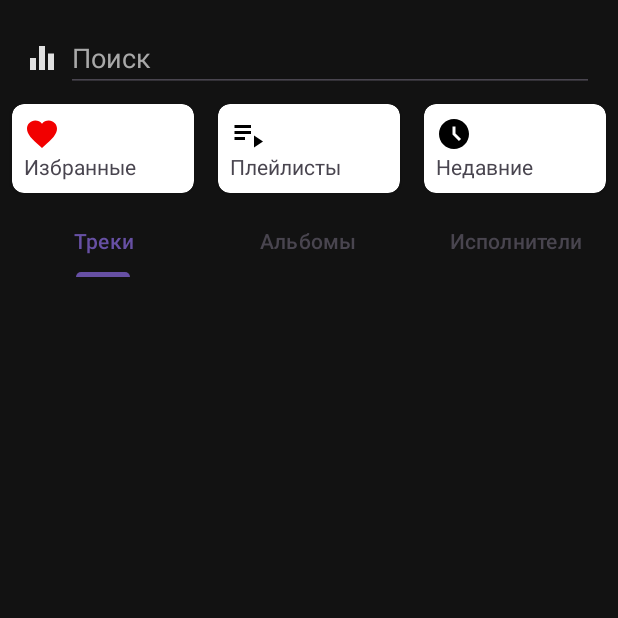
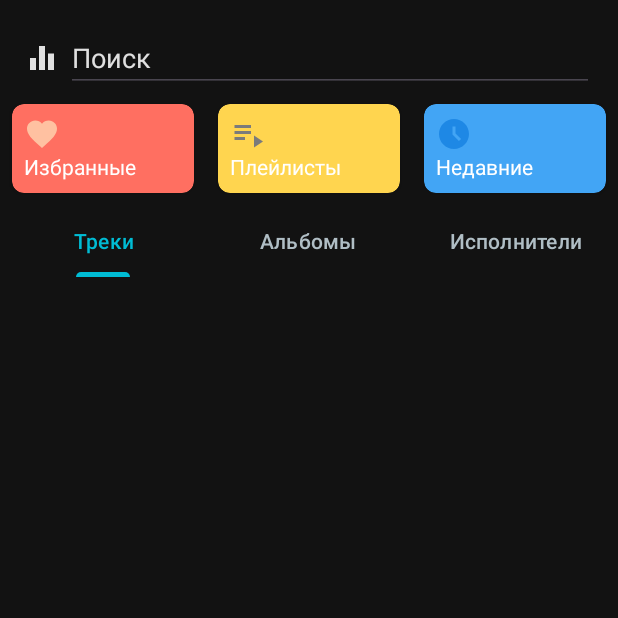
Before and after one commit to S0s0Combain/RhythmWave, an Android app: the screen it shows after launch (MainActivity), on a phone screen of 412 x 824 dp, the top half of it. Run offline under Robolectric (Android 15) with nearby library versions, the phone set to English and light mode, and no system bars; 4 statements that could not run were skipped.

Commit message:
Изменен дизайн главной активности приложения, элементов треков, цвета приложения

```diff
--- a/app/src/main/java/com/example/rhythmwave/EqualizerView.kt
+++ b/app/src/main/java/com/example/rhythmwave/EqualizerView.kt
@@ -12,7 +12,7 @@ import kotlin.random.Random
 
 class EqualizerView(context: Context, attrs: AttributeSet? = null) : View(context, attrs) {
     private val paint = Paint().apply {
-        color = ContextCompat.getColor(context, R.color.neon_purple)
+        color = ContextCompat.getColor(context, R.color.accent_color_blue)
         strokeWidth = 10f
     }
 
--- a/app/src/main/java/com/example/rhythmwave/MainActivity.kt
+++ b/app/src/main/java/com/example/rhythmwave/MainActivity.kt
@@ -17,6 +17,7 @@ import androidx.activity.enableEdgeToEdge
 import androidx.appcompat.app.AppCompatActivity
 import androidx.cardview.widget.CardView
 import androidx.constraintlayout.widget.ConstraintLayout
+import androidx.core.content.ContextCompat
 import androidx.core.view.ViewCompat
 import androidx.core.view.WindowInsetsCompat
 import androidx.fragment.app.Fragment
@@ -52,7 +53,7 @@ class MainActivity : AppCompatActivity(), IOnBackPressed, TrackControlCallback {
             v.setPadding(systemBars.left, systemBars.top, systemBars.right, systemBars.bottom)
             insets
         }
-
+        window.navigationBarColor = ContextCompat.getColor(this, R.color.primary_background)
         val tabLayout: TabLayout = findViewById(R.id.tabLayout)
         val viewPager: ViewPager2 = findViewById(R.id.viewPager)
         searchEditText = findViewById(R.id.searchEditText)
--- a/app/src/main/java/com/example/rhythmwave/MusicService.kt
+++ b/app/src/main/java/com/example/rhythmwave/MusicService.kt
@@ -28,6 +28,7 @@ class MusicService : Service() {
     private var currentTrackIndex: Int = 0
     private var trackControlCallback: TrackControlCallback? = null
     private lateinit var equalizer: Equalizer
+    private lateinit var trackAdapter: TrackAdapter
 
     private val binder = MusicServiceBinder()
 
@@ -115,7 +116,12 @@ class MusicService : Service() {
             AppDatabase.getDatabase(applicationContext).recentTrackDao()
                 .deleteOldRecords(sevenDaysAgo)
         }
+        trackAdapter.updateCurrentTrack(track)
         notifyPlaybackStateChanged(true)
+    }
+
+    fun setTrackAdapter(trackAdapter: TrackAdapter){
+        this.trackAdapter = trackAdapter
     }
 
     fun pauseTrack() {
--- a/app/src/main/java/com/example/rhythmwave/TrackListFragment.kt
+++ b/app/src/main/java/com/example/rhythmwave/TrackListFragment.kt
@@ -162,6 +162,7 @@ class TrackListFragment : Fragment(), TrackControlCallback {
             onShareClick = { track -> TrackUtils.shareTrack(requireContext(), track, requireContext().contentResolver) },
             onDeleteTrack = { track -> deleteTrack(track) }
         )
+        musicService?.setTrackAdapter(trackAdapter)
         tracksList.layoutManager = LinearLayoutManager(context)
         tracksList.adapter = trackAdapter
         trackAdapter.updateTracks(tracks)
--- a/app/src/main/res/drawable/track_control_background.xml
+++ b/app/src/main/res/drawable/track_control_background.xml
@@ -1,7 +1,7 @@
 <?xml version="1.0" encoding="utf-8"?>
 <shape xmlns:android="http://schemas.android.com/apk/res/android">
-    <gradient android:startColor="#1E1E1E"
-        android:endColor="#2E2E2E"
-        android:angle="270" />
+    <gradient android:startColor="@color/secondary_background"
+        android:endColor="@color/light_gray"
+        android:angle="270"/>
     <corners android:radius="16dp"/>
 </shape>
--- a/app/src/main/res/layout/activity_main.xml
+++ b/app/src/main/res/layout/activity_main.xml
@@ -5,7 +5,7 @@
     android:id="@+id/main"
     android:layout_width="match_parent"
     android:layout_height="match_parent"
-    android:background="@color/dark_background"
+    android:background="@color/primary_background"
     tools:context=".MainActivity">
 
     <LinearLayout
@@ -37,7 +37,7 @@
             android:focusable="false"
             android:hint="@string/search"
             android:textColor="@color/light_gray"
-            android:textColorHint="@color/gray" />
+            android:textColorHint="@color/light_gray" />
     </LinearLayout>
 
     <LinearLayout
@@ -53,6 +53,7 @@
             android:layout_height="wrap_content"
             android:layout_margin="8dp"
             android:layout_weight="1"
+            app:cardBackgroundColor="#FF6F61"
             app:cardCornerRadius="8dp">
 
             <LinearLayout
@@ -64,12 +65,14 @@
                 <ImageView
                     android:layout_width="wrap_content"
                     android:layout_height="wrap_content"
-                    android:src="@drawable/ic_favorite"/>
+                    android:src="@drawable/ic_favorite"
+                    app:tint="#FFC1A1"/>
 
                 <TextView
                     android:layout_width="wrap_content"
                     android:layout_height="wrap_content"
-                    android:text="Избранные" />
+                    android:text="Избранные"
+                    android:textColor="@color/white"/>
             </LinearLayout>
         </androidx.cardview.widget.CardView>
 
@@ -79,7 +82,8 @@
             android:layout_height="wrap_content"
             android:layout_margin="8dp"
             android:layout_weight="1"
-            app:cardCornerRadius="8dp">
+            app:cardCornerRadius="8dp"
+            app:cardBackgroundColor="#FFD54F">
 
             <LinearLayout
                 android:layout_width="wrap_content"
@@ -90,12 +94,14 @@
                 <ImageView
                     android:layout_width="wrap_content"
                     android:layout_height="wrap_content"
-                    android:src="@drawable/ic_playlist"/>
+                    android:src="@drawable/ic_playlist"
+                    app:tint="#7B7B7B"/>
 
                 <TextView
                     android:layout_width="wrap_content"
                     android:layout_height="wrap_content"
-                    android:text="Плейлисты" />
+                    android:text="Плейлисты"
+                    android:textColor="@color/white"/>
             </LinearLayout>
         </androidx.cardview.widget.CardView>
 
@@ -105,7 +111,8 @@
             android:layout_height="wrap_content"
             android:layout_margin="8dp"
             android:layout_weight="1"
-            app:cardCornerRadius="8dp">
+            app:cardCornerRadius="8dp"
+            app:cardBackgroundColor="#42A5F5">
 
             <LinearLayout
                 android:layout_width="wrap_content"
@@ -116,12 +123,14 @@
                 <ImageView
                     android:layout_width="wrap_content"
                     android:layout_height="wrap_content"
-                    android:src="@drawable/ic_recent"/>
+                    android:src="@drawable/ic_recent"
+                    app:tint="#1E88E5"/>
 
                 <TextView
                     android:layout_width="wrap_content"
                     android:layout_height="wrap_content"
-                    android:text="Недавние" />
+                    android:text="Недавние"
+                    android:textColor="@color/white"/>
             </LinearLayout>
         </androidx.cardview.widget.CardView>
     </LinearLayout>
@@ -130,7 +139,10 @@
         android:id="@+id/tabLayout"
         android:layout_width="match_parent"
         android:layout_height="wrap_content"
-        android:background="@color/dark_background"
+        android:background="@color/primary_background"
+        app:tabTextColor="@color/light_gray2"
+        app:tabSelectedTextColor="@color/accent_color_blue"
+        app:tabIndicatorColor="@color/accent_color_blue"
         app:layout_constraintTop_toBottomOf="@+id/cardsContainer" />
 
     <androidx.viewpager2.widget.ViewPager2
@@ -192,7 +204,7 @@
             android:layout_marginStart="16dp"
             android:layout_marginEnd="16dp"
             android:ellipsize="end"
-            android:textColor="@color/gray"
+            android:textColor="@color/white"
             android:textSize="14sp"
             android:textStyle="bold"
             app:layout_constraintBottom_toBottomOf="@+id/textGroup"
@@ -218,7 +230,7 @@
             app:layout_constraintBottom_toBottomOf="parent"
             app:layout_constraintEnd_toStartOf="@+id/pauseButton"
             app:layout_constraintTop_toTopOf="parent"
-            app:tint="@color/gray" />
+            app:tint="@color/secondary_background" />
 
         <ImageButton
             android:id="@+id/pauseButton"
@@ -231,7 +243,7 @@
             app:layout_constraintBottom_toBottomOf="parent"
             app:layout_constraintEnd_toStartOf="@+id/nextButton"
             app:layout_constraintTop_toTopOf="parent"
-            app:tint="@color/gray" />
+            app:tint="@color/secondary_background" />
 
         <ImageButton
             android:id="@+id/nextButton"
@@ -243,6 +255,6 @@
             app:layout_constraintBottom_toBottomOf="parent"
             app:layout_constraintEnd_toEndOf="parent"
             app:layout_constraintTop_toTopOf="parent"
-            app:tint="@color/gray" />
+            app:tint="@color/secondary_background" />
     </androidx.constraintlayout.widget.ConstraintLayout>
 </androidx.constraintlayout.widget.ConstraintLayout>
--- a/app/src/main/res/layout/fragment_album_tracks.xml
+++ b/app/src/main/res/layout/fragment_album_tracks.xml
@@ -4,7 +4,7 @@
     xmlns:tools="http://schemas.android.com/tools"
     android:layout_width="match_parent"
     android:layout_height="match_parent"
-    android:background="@color/dark_background"
+    android:background="@color/primary_background"
     tools:context=".TracksFragment">
 
     <androidx.recyclerview.widget.RecyclerView
--- a/app/src/main/res/layout/fragment_albums.xml
+++ b/app/src/main/res/layout/fragment_albums.xml
@@ -4,7 +4,7 @@
     xmlns:tools="http://schemas.android.com/tools"
     android:layout_width="match_parent"
     android:layout_height="match_parent"
-    android:background="@color/dark_background"
+    android:background="@color/primary_background"
     tools:context=".AlbumsFragment">
 
     <androidx.recyclerview.widget.RecyclerView
--- a/app/src/main/res/layout/fragment_favorites.xml
+++ b/app/src/main/res/layout/fragment_favorites.xml
@@ -4,7 +4,7 @@
     xmlns:tools="http://schemas.android.com/tools"
     android:layout_width="match_parent"
     android:layout_height="match_parent"
-    android:background="@color/dark_background"
+    android:background="@color/primary_background"
     tools:context=".FavoritesFragment">
 
     <androidx.recyclerview.widget.RecyclerView
--- a/app/src/main/res/layout/fragment_playlist.xml
+++ b/app/src/main/res/layout/fragment_playlist.xml
@@ -4,7 +4,7 @@
     android:layout_height="match_parent"
     android:orientation="vertical"
     android:padding="16dp"
-    android:background="@color/dark_background">
+    android:background="@color/primary_background">
 
     <Button
         android:id="@+id/createPlaylistButton"
--- a/app/src/main/res/layout/fragment_playlist_tracks.xml
+++ b/app/src/main/res/layout/fragment_playlist_tracks.xml
@@ -4,7 +4,7 @@
     xmlns:tools="http://schemas.android.com/tools"
     android:layout_width="match_parent"
     android:layout_height="match_parent"
-    android:background="@color/dark_background"
+    android:background="@color/primary_background"
     tools:context=".PlaylistTracksFragment">
 
     <androidx.recyclerview.widget.RecyclerView
--- a/app/src/main/res/layout/fragment_recent_tracks.xml
+++ b/app/src/main/res/layout/fragment_recent_tracks.xml
@@ -4,7 +4,7 @@
     android:layout_width="match_parent"
     android:layout_height="match_parent"
     tools:context=".RecentTracksFragment"
-    android:background="@color/dark_background">
+    android:background="@color/primary_background">
 
     <androidx.recyclerview.widget.RecyclerView
         android:id="@+id/tracksRecyclerView"
--- a/app/src/main/res/layout/fragment_search.xml
+++ b/app/src/main/res/layout/fragment_search.xml
@@ -4,7 +4,7 @@
     xmlns:tools="http://schemas.android.com/tools"
     android:layout_width="match_parent"
     android:layout_height="match_parent"
-    android:background="@color/dark_background"
+    android:background="@color/primary_background"
     tools:context=".SearchFragment">
 
     <EditText
@@ -16,7 +16,7 @@
         android:padding="8dp"
         android:drawableEnd="@drawable/baseline_mic_24"
         android:textColor="@color/light_gray"
-        android:textColorHint="@color/gray"
+        android:textColorHint="@color/light_gray2"
         app:layout_constraintEnd_toEndOf="parent"
         app:layout_constraintStart_toStartOf="parent"
         app:layout_constraintTop_toTopOf="parent" />
@@ -35,7 +35,7 @@
         android:layout_width="wrap_content"
         android:layout_height="wrap_content"
         android:text="Не найдено"
-        android:textColor="@color/gray"
+        android:textColor="@color/light_gray2"
         android:visibility="gone"
         app:layout_constraintBottom_toTopOf="@+id/downloadButton"
         app:layout_constraintEnd_toEndOf="parent"
--- a/app/src/main/res/layout/item_album.xml
+++ b/app/src/main/res/layout/item_album.xml
@@ -31,7 +31,7 @@
         android:layout_height="wrap_content"
         android:layout_marginStart="16dp"
         android:layout_marginTop="4dp"
-        android:textColor="@color/gray"
+        android:textColor="@color/light_gray2"
         android:textSize="14sp"
         app:layout_constraintStart_toEndOf="@+id/albumImage"
         app:layout_constraintTop_toBottomOf="@+id/albumName"
--- a/app/src/main/res/layout/track_item.xml
+++ b/app/src/main/res/layout/track_item.xml
@@ -33,7 +33,7 @@
             android:layout_height="wrap_content"
             android:ellipsize="end"
             android:maxLines="1"
-            android:textColor="@color/gray" />
+            android:textColor="@color/light_gray2" />
     </LinearLayout>
 
     <LinearLayout
@@ -58,7 +58,7 @@
             android:scaleX="-1"
             android:layout_marginRight="4dp"
             android:src="@drawable/baseline_reply_24"
-            app:tint="@color/gray" />
+            app:tint="@color/light_gray2" />
 
         <ImageButton
             android:id="@+id/contextMenuImageView"
@@ -66,7 +66,7 @@
             android:layout_height="wrap_content"
             android:background="@null"
             android:src="@drawable/baseline_more_vert_24"
-            app:tint="@color/gray" />
+            app:tint="@color/light_gray2" />
 
     </LinearLayout>
 </LinearLayout>
--- a/app/src/main/res/values/colors.xml
+++ b/app/src/main/res/values/colors.xml
@@ -2,9 +2,11 @@
 <resources>
     <color name="black">#FF000000</color>
     <color name="white">#FFFFFFFF</color>
-    <color name="dark_background">#121212</color>
-    <color name="accent_color">#FF69B4</color>
-    <color name="neon_purple">#FF00FF</color>
+    <color name="primary_background">#121212</color>
+    <color name="secondary_background">#1E1E1E</color>
+    <color name="accent_color_blue">#00BCD4</color>
+    <color name="errors_color">#FF5252</color>
+    <color name="successful">#4CAF50</color>
     <color name="light_gray">#E0E0E0</color>
-    <color name="gray">#A9A9A9</color>
+    <color name="light_gray2">#B0BEC5</color>
 </resources>
--- a/app/src/main/res/values/themes.xml
+++ b/app/src/main/res/values/themes.xml
@@ -1,7 +1,6 @@
 <resources xmlns:tools="http://schemas.android.com/tools">
     <!-- Base application theme. -->
     <style name="Base.Theme.RhythmWave" parent="Theme.Material3.DayNight.NoActionBar">
-        <!-- Customize your light theme here. -->
         <item name="android:windowLightStatusBar">true</item>
     </style>
 
```
Also changed, not shown: app/src/main/java/com/example/rhythmwave/TrackAdapter.kt (+26 -1 lines).
